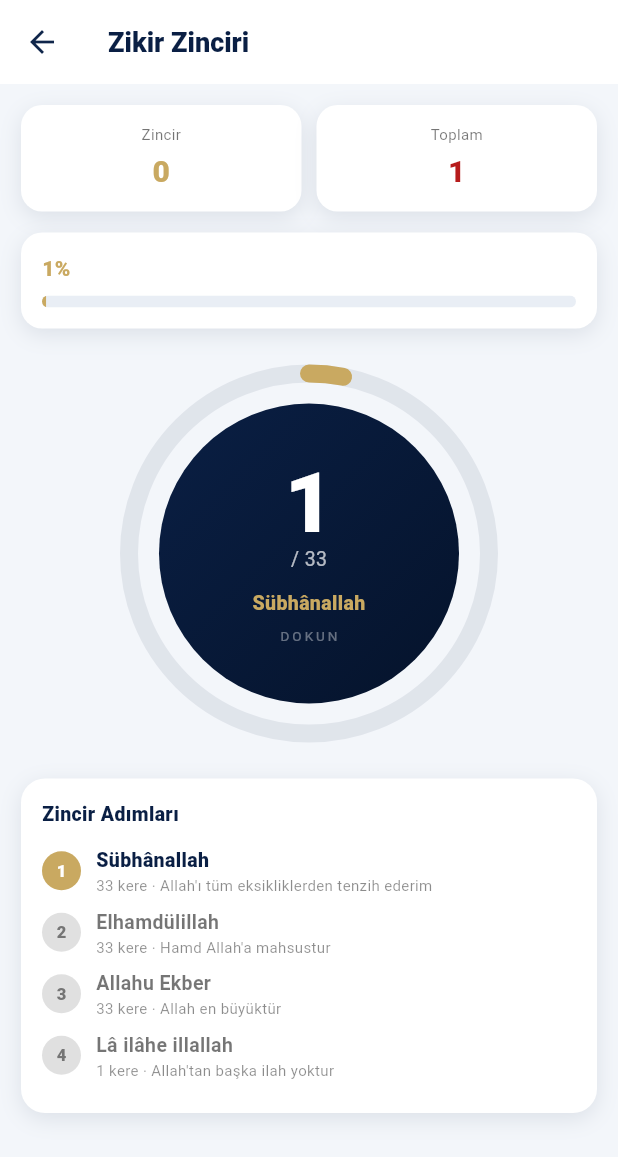
After one commit to oa6302/Ezan-Vakti-Ku-anmak, a Flutter app: the ComboPage screen opened directly, after a tap on an icon or button, on a phone screen of 412 x 824 dp. The commit adds this screen. Shown: the top 1157 px of the screen. Run offline on Flutter 3.47's test engine with Material 3 defaults, Android fonts, the phone set to English and light mode, and no system bars; our stand-ins replace flutter_compass, flutter_local_notifications, flutter_timezone, geolocator, shared_preferences, speech_to_text and 1 more; missing offline and left inert: adhan_dart; accounts and stored records are empty.

Commit message:
feat(combo): Zikir Zinciri (Ozellik 4) - combo_data: 3 zincir (Namaz Sonrasi, Sabah, Aksam) - ComboPage: buyuk dokunmatik daire + haptic feedback - main.dart + home_page.dart entegrasyon

```diff
--- /dev/null
+++ b/lib/features/combo/data/combo_data.dart
@@ -0,0 +1,59 @@
+class ComboStep {
+  final String zikir;
+  final int target;
+  final String meaning;
+  const ComboStep({
+    required this.zikir,
+    required this.target,
+    required this.meaning,
+  });
+}
+
+const List<ComboStep> namazSonrasiZincir = [
+  ComboStep(
+    zikir: 'Sübhânallah',
+    target: 33,
+    meaning: 'Allah\'ı tüm eksikliklerden tenzih ederim',
+  ),
+  ComboStep(
+    zikir: 'Elhamdülillah',
+    target: 33,
+    meaning: 'Hamd Allah\'a mahsustur',
+  ),
+  ComboStep(
+    zikir: 'Allahu Ekber',
+    target: 33,
+    meaning: 'Allah en büyüktür',
+  ),
+  ComboStep(
+    zikir: 'Lâ ilâhe illallah',
+    target: 1,
+    meaning: 'Allah\'tan başka ilah yoktur',
+  ),
+];
+
+const List<ComboStep> sabahZincir = [
+  ComboStep(
+    zikir: 'Sübhânallahi ve bihamdih',
+    target: 100,
+    meaning: 'Allah\'ı hamd ile tenzih ederim',
+  ),
+  ComboStep(
+    zikir: 'Lâ havle velâ kuvvete illâ billâh',
+    target: 33,
+    meaning: 'Güç ve kuvvet Allah\'tandır',
+  ),
+];
+
+const List<ComboStep> aksamZincir = [
+  ComboStep(
+    zikir: 'Estağfirullah',
+    target: 100,
+    meaning: 'Allah\'tan bağışlanma dilerim',
+  ),
+  ComboStep(
+    zikir: 'Salât-ü selâm',
+    target: 10,
+    meaning: 'Peygamberimize salât ve selâm',
+  ),
+];
--- /dev/null
+++ b/lib/features/combo/pages/combo_page.dart
@@ -0,0 +1,355 @@
+import 'package:flutter/material.dart';
+import 'package:flutter/services.dart';
+import 'package:shared_preferences/shared_preferences.dart';
+import '../data/combo_data.dart';
+
+const _navy = Color(0xFF0A1F44);
+const _navyDeep = Color(0xFF05132B);
+const _gold = Color(0xFFC9A961);
+const _green = Color(0xFF2FAE7F);
+const _red = Color(0xFFB71C1C);
+
+class ComboPage extends StatefulWidget {
+  const ComboPage({super.key});
+  @override
+  State<ComboPage> createState() => _ComboPageState();
+}
+
+class _ComboPageState extends State<ComboPage> {
+  final List<ComboStep> _zincir = namazSonrasiZincir;
+  int _stepIndex = 0;
+  int _count = 0;
+  int _totalCombos = 0;
+  int _totalZikir = 0;
+  bool _done = false;
+
+  @override
+  void initState() {
+    super.initState();
+    _loadStats();
+  }
+
+  Future<void> _loadStats() async {
+    final prefs = await SharedPreferences.getInstance();
+    setState(() {
+      _totalCombos = prefs.getInt('combos_done') ?? 0;
+      _totalZikir = prefs.getInt('combos_zikir') ?? 0;
+    });
+  }
+
+  Future<void> _saveStats() async {
+    final prefs = await SharedPreferences.getInstance();
+    await prefs.setInt('combos_done', _totalCombos);
+    await prefs.setInt('combos_zikir', _totalZikir);
+  }
+
+  void _tap() {
+    HapticFeedback.lightImpact();
+    final step = _zincir[_stepIndex];
+    setState(() {
+      _count++;
+      _totalZikir++;
+    });
+    if (_count >= step.target) {
+      HapticFeedback.mediumImpact();
+      if (_stepIndex < _zincir.length - 1) {
+        setState(() {
+          _stepIndex++;
+          _count = 0;
+        });
+      } else {
+        setState(() {
+          _done = true;
+          _totalCombos++;
+        });
+      }
+    }
+    _saveStats();
+  }
+
+  @override
+  Widget build(BuildContext context) {
+    return Scaffold(
+      backgroundColor: const Color(0xFFF3F6FA),
+      appBar: AppBar(
+        title: const Text('Zikir Zinciri',
+            style: TextStyle(
+                color: _navy, fontSize: 18, fontWeight: FontWeight.w900)),
+      ),
+      body: _done ? _doneView() : _workView(),
+    );
+  }
+
+  Widget _workView() {
+    final step = _zincir[_stepIndex];
+    final progress = _count / step.target;
+    final overall = (_stepIndex + progress) / _zincir.length;
+
+    return ListView(
+      padding: const EdgeInsets.all(14),
+      children: [
+        _statsRow(),
+        const SizedBox(height: 14),
+        _overallBar(overall),
+        const SizedBox(height: 20),
+        _tapCircle(step, progress),
+        const SizedBox(height: 20),
+        _stepList(),
+      ],
+    );
+  }
+
+  Widget _statsRow() {
+    return Row(
+      children: [
+        Expanded(child: _statBox('Zincir', '$_totalCombos', _gold)),
+        const SizedBox(width: 10),
+        Expanded(child: _statBox('Toplam', '$_totalZikir', _red)),
+      ],
+    );
+  }
+
+  Widget _statBox(String label, String value, Color color) {
+    return Container(
+      padding: const EdgeInsets.all(12),
+      decoration: BoxDecoration(
+        color: Colors.white,
+        borderRadius: BorderRadius.circular(14),
+        boxShadow: [
+          BoxShadow(
+            color: _navy.withValues(alpha: 0.1),
+            blurRadius: 12,
+            offset: const Offset(0, 4),
+          ),
+        ],
+      ),
+      child: Column(
+        children: [
+          Text(label,
+              style: const TextStyle(color: Colors.black54, fontSize: 10)),
+          const SizedBox(height: 4),
+          Text(value,
+              style: TextStyle(
+                  color: color, fontSize: 20, fontWeight: FontWeight.w900)),
+        ],
+      ),
+    );
+  }
+
+  Widget _overallBar(double progress) {
+    return Container(
+      padding: const EdgeInsets.all(14),
+      decoration: BoxDecoration(
+        color: Colors.white,
+        borderRadius: BorderRadius.circular(14),
+        boxShadow: [
+          BoxShadow(
+            color: _navy.withValues(alpha: 0.1),
+            blurRadius: 12,
+            offset: const Offset(0, 4),
+          ),
+        ],
+      ),
+      child: Column(
+        crossAxisAlignment: CrossAxisAlignment.start,
+        children: [
+          Text('${(progress * 100).round()}%',
+              style: const TextStyle(
+                  color: _gold, fontSize: 14, fontWeight: FontWeight.w900)),
+          const SizedBox(height: 8),
+          ClipRRect(
+            borderRadius: BorderRadius.circular(6),
+            child: LinearProgressIndicator(
+              value: progress,
+              minHeight: 8,
+              backgroundColor: const Color(0xFFE9EEF5),
+              valueColor: const AlwaysStoppedAnimation<Color>(_gold),
+            ),
+          ),
+        ],
+      ),
+    );
+  }
+
+  Widget _tapCircle(ComboStep step, double progress) {
+    return Center(
+      child: SizedBox(
+        width: 260, height: 260,
+        child: Stack(
+          alignment: Alignment.center,
+          children: [
+            SizedBox(
+              width: 240, height: 240,
+              child: CircularProgressIndicator(
+                value: progress,
+                strokeWidth: 12,
+                backgroundColor: _navy.withValues(alpha: 0.08),
+                valueColor: const AlwaysStoppedAnimation<Color>(_gold),
+                strokeCap: StrokeCap.round,
+              ),
+            ),
+            Material(
+              color: Colors.transparent,
+              child: InkWell(
+                customBorder: const CircleBorder(),
+                onTap: _tap,
+                child: Container(
+                  width: 200, height: 200,
+                  decoration: const BoxDecoration(
+                    shape: BoxShape.circle,
+                    gradient: LinearGradient(
+                      colors: [_navy, _navyDeep],
+                      begin: Alignment.topLeft,
+                      end: Alignment.bottomRight,
+                    ),
+                  ),
+                  child: Column(
+                    mainAxisAlignment: MainAxisAlignment.center,
+                    children: [
+                      Text('$_count',
+                          style: const TextStyle(
+                              color: Colors.white,
+                              fontSize: 56,
+                              fontWeight: FontWeight.w900,
+                              height: 1)),
+                      Text('/ ${step.target}',
+                          style: const TextStyle(
+                              color: Colors.white70, fontSize: 13)),
+                      const SizedBox(height: 10),
+                      Padding(
+                        padding: const EdgeInsets.symmetric(horizontal: 20),
+                        child: Text(step.zikir,
+                            textAlign: TextAlign.center,
+                            style: const TextStyle(
+                                color: _gold,
+                                fontSize: 13,
+                                fontWeight: FontWeight.w900)),
+                      ),
+                      const SizedBox(height: 6),
+                      const Text('DOKUN',
+                          style: TextStyle(
+                              color: Colors.white38,
+                              fontSize: 9,
+                              letterSpacing: 2)),
+                    ],
+                  ),
+                ),
+              ),
+            ),
+          ],
+        ),
+      ),
+    );
+  }
+
+  Widget _stepList() {
+    return Container(
+      padding: const EdgeInsets.all(14),
+      decoration: BoxDecoration(
+        color: Colors.white,
+        borderRadius: BorderRadius.circular(16),
+        boxShadow: [
+          BoxShadow(
+            color: _navy.withValues(alpha: 0.1),
+            blurRadius: 12,
+            offset: const Offset(0, 4),
+          ),
+        ],
+      ),
+      child: Column(
+        crossAxisAlignment: CrossAxisAlignment.start,
+        children: [
+          const Text('Zincir Adımları',
+              style: TextStyle(
+                  color: _navy, fontSize: 13, fontWeight: FontWeight.w900)),
+          const SizedBox(height: 12),
+          ...List.generate(_zincir.length, (i) {
+            final s = _zincir[i];
+            final done = i < _stepIndex;
+            final active = i == _stepIndex;
+            return Padding(
+              padding: const EdgeInsets.only(bottom: 8),
+              child: Row(
+                children: [
+                  Container(
+                    width: 26, height: 26,
+                    decoration: BoxDecoration(
+                      color: done ? _green : (active ? _gold : Colors.grey[300]),
+                      shape: BoxShape.circle,
+                    ),
+                    child: Center(
+                      child: done
+                          ? const Icon(Icons.check_rounded,
+                              color: Colors.white, size: 14)
+                          : Text('${i + 1}',
+                              style: TextStyle(
+                                  color: active ? Colors.white : Colors.grey[600],
+                                  fontSize: 11,
+                                  fontWeight: FontWeight.w900)),
+                    ),
+                  ),
+                  const SizedBox(width: 10),
+                  Expanded(
+                    child: Column(
+                      crossAxisAlignment: CrossAxisAlignment.start,
+                      children: [
+                        Text(s.zikir,
+                            style: TextStyle(
+                                color: active ? _navy : Colors.black54,
+                                fontSize: 13,
+                                fontWeight: active
+                                    ? FontWeight.w900
+                                    : FontWeight.w600)),
+                        Text('${s.target} kere · ${s.meaning}',
+                            style: const TextStyle(
+                                color: Colors.black45, fontSize: 10)),
+                      ],
+                    ),
+                  ),
+                ],
+              ),
+            );
+          }),
+        ],
+      ),
+    );
+  }
+
+  Widget _doneView() {
+    return Center(
+      child: Padding(
+        padding: const EdgeInsets.all(24),
+        child: Column(
+          mainAxisAlignment: MainAxisAlignment.center,
+          children: [
+            const Icon(Icons.emoji_events_rounded, color: _gold, size: 64),
+            const SizedBox(height: 24),
+            const Text('Zikir Zinciri Tamam!',
+                style: TextStyle(
+                    color: _navy, fontSize: 22, fontWeight: FontWeight.w900)),
+            const SizedBox(height: 10),
+            Text('Toplam $_totalZikir zikir · $_totalCombos. tam zincir',
+                textAlign: TextAlign.center,
+                style: const TextStyle(
+                    color: Colors.black54, fontSize: 13, height: 1.6)),
+            const SizedBox(height: 30),
+            FilledButton.icon(
+              style: FilledButton.styleFrom(
+                backgroundColor: _navy,
+                padding: const EdgeInsets.symmetric(
+                    horizontal: 30, vertical: 16),
+              ),
+              onPressed: () => setState(() {
+                _stepIndex = 0;
+                _count = 0;
+                _done = false;
+              }),
+              icon: const Icon(Icons.refresh_rounded),
+              label: const Text('Yeniden Başla'),
+            ),
+          ],
+        ),
+      ),
+    );
+  }
+}
--- a/lib/features/home/home_page.dart
+++ b/lib/features/home/home_page.dart
@@ -14,6 +14,7 @@ import 'package:nur_pusulasi/features/quran/pages/quran_page.dart';
 import 'package:nur_pusulasi/features/journey/pages/journey_page.dart';
 import 'package:nur_pusulasi/features/mood/pages/mood_page.dart';
 import 'package:nur_pusulasi/features/reflection/pages/reflection_page.dart';
+import 'package:nur_pusulasi/features/combo/pages/combo_page.dart';
 
 class HomePage extends StatelessWidget {
   const HomePage({super.key});
@@ -41,6 +42,9 @@ class HomePage extends StatelessWidget {
         break;
       case 'Tefekkür':
         page = const ReflectionPage();
+        break;
+      case 'Zikir Zinciri':
+        page = const ComboPage();
         break;
     }
     if (page != null) {
--- a/lib/main.dart
+++ b/lib/main.dart
@@ -15,6 +15,7 @@ import 'features/settings/language_settings_page.dart';
 import 'features/journey/pages/journey_page.dart';
 import 'features/mood/pages/mood_page.dart';
 import 'features/reflection/pages/reflection_page.dart';
+import 'features/combo/pages/combo_page.dart';
 
 const _navy = Color(0xFF0A1F44);
 const _red = Color(0xFFB71C1C);
@@ -180,6 +181,10 @@ class _SettingsHub extends StatelessWidget {
       body: ListView(
         padding: const EdgeInsets.all(14),
         children: [
+          _tile(context, Icons.auto_awesome_rounded, 'Zikir Zinciri',
+              '33+33+33+1 otomatik akış',
+              () => Navigator.push(context,
+                  MaterialPageRoute<void>(builder: (_) => const ComboPage()))),
           _tile(context, Icons.psychology_alt_rounded, 'Namaz Sonrası Tefekkür',
               '30 saniyelik kalp muhasebesi',
               () => Navigator.push(context,
```
